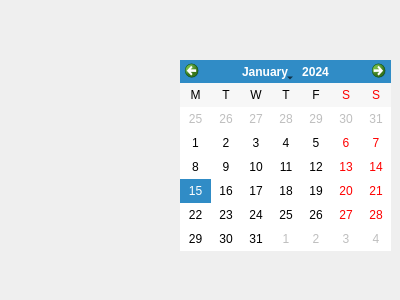
Above: datepick.ui from stefanmarjanovic/Comp before the change. Below: the same form after it.
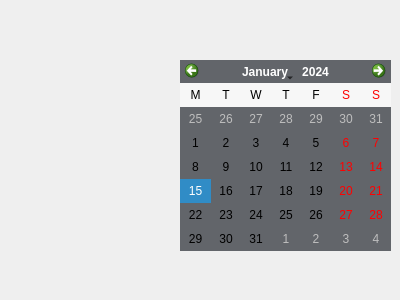
That is the form after the change.

```diff
--- a/datepick.ui
+++ b/datepick.ui
@@ -22,6 +22,10 @@
      <height>191</height>
     </rect>
    </property>
+   <property name="styleSheet">
+    <string notr="true">background-color: rgb(110, 156, 119);
+background-color: rgb(98, 101, 106);</string>
+   </property>
    <property name="gridVisible">
     <bool>false</bool>
    </property>
```
